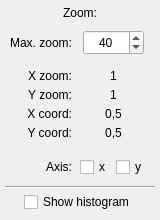
Before: the Qt Designer form src/Applications/TransferFunctions/Ui/TFViewModifier.ui in JanKolomaznik/MedV4D, drawn with Qt 5.
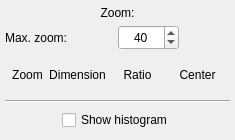
After: the same form once the commit is applied.

What changed in the file:
```diff
--- a/src/Applications/TransferFunctions/Ui/TFViewModifier.ui
+++ b/src/Applications/TransferFunctions/Ui/TFViewModifier.ui
@@ -6,8 +6,8 @@
    <rect>
     <x>0</x>
     <y>0</y>
-    <width>160</width>
-    <height>220</height>
+    <width>235</width>
+    <height>140</height>
    </rect>
   </property>
   <property name="sizePolicy">
@@ -18,8 +18,8 @@
   </property>
   <property name="minimumSize">
    <size>
-    <width>160</width>
-    <height>220</height>
+    <width>235</width>
+    <height>140</height>
    </size>
   </property>
   <property name="maximumSize">
@@ -31,15 +31,36 @@
   <property name="windowTitle">
    <string>Form</string>
   </property>
-  <widget class="QLabel" name="zoomLabel">
+  <widget class="QWidget" name="zoomWidget" native="true">
    <property name="geometry">
     <rect>
-     <x>5</x>
-     <y>5</y>
-     <width>150</width>
-     <height>15</height>
+     <x>0</x>
+     <y>0</y>
+     <width>235</width>
+     <height>140</height>
     </rect>
    </property>
+   <property name="sizePolicy">
+    <sizepolicy hsizetype="Preferred" vsizetype="Expanding">
+     <horstretch>0</horstretch>
+     <verstretch>0</verstretch>
+    </sizepolicy>
+   </property>
+   <property name="minimumSize">
+    <size>
+     <width>0</width>
+     <height>0</height>
+    </size>
+   </property>
+   <layout class="QVBoxLayout" name="zoomValuesLayout">
+    <property name="spacing">
+     <number>5</number>
+    </property>
+    <property name="margin">
+     <number>5</number>
+    </property>
+    <item>
+     <widget class="QLabel" name="zoomTitleLabel">
    <property name="minimumSize">
     <size>
      <width>0</width>
@@ -59,203 +80,8 @@
     <set>Qt::AlignCenter</set>
    </property>
   </widget>
-  <widget class="QWidget" name="zoomValuesWidget" native="true">
-   <property name="geometry">
-    <rect>
-     <x>5</x>
-     <y>25</y>
-     <width>150</width>
-     <height>160</height>
-    </rect>
-   </property>
-   <property name="maximumSize">
-    <size>
-     <width>16777215</width>
-     <height>160</height>
-    </size>
-   </property>
-   <layout class="QFormLayout" name="zoomValuesLayout">
-    <property name="fieldGrowthPolicy">
-     <enum>QFormLayout::AllNonFixedFieldsGrow</enum>
-    </property>
-    <property name="labelAlignment">
-     <set>Qt::AlignRight|Qt::AlignTrailing|Qt::AlignVCenter</set>
-    </property>
-    <property name="formAlignment">
-     <set>Qt::AlignLeading|Qt::AlignLeft|Qt::AlignVCenter</set>
-    </property>
-    <property name="horizontalSpacing">
-     <number>5</number>
-    </property>
-    <property name="verticalSpacing">
-     <number>5</number>
-    </property>
-    <property name="margin">
-     <number>5</number>
-    </property>
-    <item row="0" column="0">
-     <widget class="QLabel" name="maxZoomLabel">
-      <property name="minimumSize">
-       <size>
-        <width>0</width>
-        <height>25</height>
-       </size>
-      </property>
-      <property name="text">
-       <string>Max. zoom:</string>
-      </property>
-      <property name="alignment">
-       <set>Qt::AlignRight|Qt::AlignTrailing|Qt::AlignVCenter</set>
-      </property>
-      <property name="margin">
-       <number>2</number>
-      </property>
-     </widget>
     </item>
-    <item row="2" column="0">
-     <widget class="QLabel" name="zoomXLabel">
-      <property name="text">
-       <string>X zoom:</string>
-      </property>
-      <property name="alignment">
-       <set>Qt::AlignRight|Qt::AlignTrailing|Qt::AlignVCenter</set>
-      </property>
-      <property name="margin">
-       <number>2</number>
-      </property>
-     </widget>
-    </item>
-    <item row="2" column="1">
-     <widget class="QLabel" name="zoomXValue">
-      <property name="text">
-       <string>1</string>
-      </property>
-      <property name="alignment">
-       <set>Qt::AlignCenter</set>
-      </property>
-      <property name="margin">
-       <number>2</number>
-      </property>
-     </widget>
-    </item>
-    <item row="3" column="0">
-     <widget class="QLabel" name="zoomYLabel">
-      <property name="text">
-       <string>Y zoom:</string>
-      </property>
-      <property name="alignment">
-       <set>Qt::AlignRight|Qt::AlignTrailing|Qt::AlignVCenter</set>
-      </property>
-      <property name="margin">
-       <number>2</number>
-      </property>
-     </widget>
-    </item>
-    <item row="3" column="1">
-     <widget class="QLabel" name="zoomYValue">
-      <property name="text">
-       <string>1</string>
-      </property>
-      <property name="alignment">
-       <set>Qt::AlignCenter</set>
-      </property>
-      <property name="margin">
-       <number>2</number>
-      </property>
-     </widget>
-    </item>
-    <item row="4" column="0">
-     <widget class="QLabel" name="centerXLabel">
-      <property name="text">
-       <string>X coord:</string>
-      </property>
-      <property name="alignment">
-       <set>Qt::AlignRight|Qt::AlignTrailing|Qt::AlignVCenter</set>
-      </property>
-      <property name="margin">
-       <number>2</number>
-      </property>
-     </widget>
-    </item>
-    <item row="4" column="1">
-     <widget class="QLabel" name="centerXValue">
-      <property name="text">
-       <string>0,5</string>
-      </property>
-      <property name="alignment">
-       <set>Qt::AlignCenter</set>
-      </property>
-      <property name="margin">
-       <number>2</number>
-      </property>
-     </widget>
-    </item>
-    <item row="5" column="0">
-     <widget class="QLabel" name="centerYLabel">
-      <property name="text">
-       <string>Y coord:</string>
-      </property>
-      <property name="alignment">
-       <set>Qt::AlignRight|Qt::AlignTrailing|Qt::AlignVCenter</set>
-      </property>
-      <property name="margin">
-       <number>2</number>
-      </property>
-     </widget>
-    </item>
-    <item row="5" column="1">
-     <widget class="QLabel" name="centerYValue">
-      <property name="text">
-       <string>0,5</string>
-      </property>
-      <property name="alignment">
-       <set>Qt::AlignCenter</set>
-      </property>
-      <property name="margin">
-       <number>2</number>
-      </property>
-     </widget>
-    </item>
-    <item row="7" column="0">
-     <widget class="QLabel" name="zoomedAxisLabel">
-      <property name="text">
-       <string>Axis:</string>
-      </property>
-      <property name="alignment">
-       <set>Qt::AlignLeading|Qt::AlignLeft|Qt::AlignVCenter</set>
-      </property>
-      <property name="indent">
-       <number>5</number>
-      </property>
-     </widget>
-    </item>
-    <item row="6" column="1">
-     <spacer name="axisSpacer">
-      <property name="orientation">
-       <enum>Qt::Vertical</enum>
-      </property>
-      <property name="sizeHint" stdset="0">
-       <size>
-        <width>20</width>
-        <height>40</height>
-       </size>
-      </property>
-     </spacer>
-    </item>
-    <item row="1" column="1">
-     <spacer name="maxSpacer">
-      <property name="orientation">
-       <enum>Qt::Vertical</enum>
-      </property>
-      <property name="sizeHint" stdset="0">
-       <size>
-        <width>20</width>
-        <height>40</height>
-       </size>
-      </property>
-     </spacer>
-    </item>
-    <item row="0" column="1">
+    <item>
      <widget class="QWidget" name="maxSpinWidget" native="true">
       <property name="minimumSize">
        <size>
@@ -263,6 +89,12 @@
         <height>25</height>
        </size>
       </property>
+      <property name="maximumSize">
+       <size>
+        <width>16777215</width>
+        <height>25</height>
+       </size>
+      </property>
       <layout class="QHBoxLayout" name="maxSpinLayout">
        <property name="spacing">
         <number>0</number>
@@ -270,6 +102,25 @@
        <property name="margin">
         <number>0</number>
        </property>
+       <item>
+        <widget class="QLabel" name="maxZoomLabel">
+         <property name="minimumSize">
+          <size>
+           <width>0</width>
+           <height>25</height>
+          </size>
+         </property>
+         <property name="text">
+          <string>Max. zoom:</string>
+         </property>
+         <property name="alignment">
+          <set>Qt::AlignRight|Qt::AlignTrailing|Qt::AlignVCenter</set>
+         </property>
+         <property name="margin">
+          <number>2</number>
+         </property>
+        </widget>
+       </item>
        <item>
         <spacer name="maxLeftSpacer">
          <property name="orientation">
@@ -330,91 +181,158 @@
       </layout>
      </widget>
     </item>
-    <item row="7" column="1">
-     <widget class="QWidget" name="zoomDirectionWidget" native="true">
+    <item>
+     <layout class="QVBoxLayout" name="valuesLayout">
+      <property name="spacing">
+       <number>0</number>
+      </property>
+      <property name="margin">
+       <number>5</number>
+      </property>
+      <item>
+       <widget class="QWidget" name="titlesWidget" native="true">
       <property name="minimumSize">
        <size>
-        <width>0</width>
-        <height>25</height>
-       </size>
-      </property>
-      <layout class="QHBoxLayout" name="zoomDirectionLayout">
+          <width>215</width>
+          <height>30</height>
+         </size>
+        </property>
+        <property name="maximumSize">
+         <size>
+          <width>215</width>
+          <height>30</height>
+         </size>
+        </property>
+        <layout class="QHBoxLayout" name="titlesLayout">
        <property name="spacing">
         <number>5</number>
        </property>
-       <property name="margin">
+         <property name="leftMargin">
         <number>0</number>
        </property>
+         <property name="topMargin">
+          <number>5</number>
+         </property>
+         <property name="rightMargin">
+          <number>0</number>
+         </property>
+         <property name="bottomMargin">
+          <number>5</number>
+         </property>
        <item>
-        <spacer name="axisLeftSpacer">
-         <property name="orientation">
-          <enum>Qt::Horizontal</enum>
-         </property>
-         <property name="sizeHint" stdset="0">
+          <widget class="QLabel" name="zoomLabel">
+           <property name="minimumSize">
+            <size>
+             <width>35</width>
+             <height>20</height>
+            </size>
+           </property>
+           <property name="maximumSize">
           <size>
-           <width>40</width>
+             <width>35</width>
            <height>20</height>
           </size>
          </property>
-        </spacer>
+           <property name="text">
+            <string>Zoom</string>
+           </property>
+           <property name="alignment">
+            <set>Qt::AlignCenter</set>
+           </property>
+           <property name="margin">
+            <number>2</number>
+           </property>
+          </widget>
        </item>
        <item>
-        <widget class="QCheckBox" name="xAxisCheck">
+          <widget class="QLabel" name="dimensionLabel">
+           <property name="minimumSize">
+            <size>
+             <width>55</width>
+             <height>20</height>
+            </size>
+           </property>
+           <property name="maximumSize">
+            <size>
+             <width>55</width>
+             <height>20</height>
+            </size>
+           </property>
          <property name="text">
-          <string>x</string>
-         </property>
-         <property name="checked">
-          <bool>false</bool>
-         </property>
+            <string>Dimension</string>
+           </property>
+           <property name="alignment">
+            <set>Qt::AlignCenter</set>
+           </property>
+           <property name="margin">
+            <number>2</number>
+           </property>
         </widget>
        </item>
        <item>
-        <widget class="QCheckBox" name="yAxisCheck">
+          <widget class="QLabel" name="ratioLabel">
+           <property name="minimumSize">
+            <size>
+             <width>55</width>
+             <height>20</height>
+            </size>
+           </property>
+           <property name="maximumSize">
+            <size>
+             <width>55</width>
+             <height>20</height>
+            </size>
+           </property>
          <property name="text">
-          <string>y</string>
-         </property>
+            <string>Ratio</string>
+           </property>
+           <property name="alignment">
+            <set>Qt::AlignCenter</set>
+           </property>
+           <property name="margin">
+            <number>2</number>
+           </property>
         </widget>
        </item>
        <item>
-        <spacer name="axisRightSpacer">
-         <property name="orientation">
-          <enum>Qt::Horizontal</enum>
-         </property>
-         <property name="sizeHint" stdset="0">
+          <widget class="QLabel" name="centerLabel">
+           <property name="minimumSize">
+            <size>
+             <width>55</width>
+             <height>20</height>
+            </size>
+           </property>
+           <property name="maximumSize">
           <size>
-           <width>40</width>
+             <width>55</width>
            <height>20</height>
           </size>
          </property>
-        </spacer>
+           <property name="text">
+            <string>Center</string>
+           </property>
+           <property name="alignment">
+            <set>Qt::AlignCenter</set>
+           </property>
+           <property name="margin">
+            <number>2</number>
+           </property>
+          </widget>
        </item>
       </layout>
      </widget>
     </item>
    </layout>
-  </widget>
+    </item>
+    <item>
   <widget class="Line" name="separator">
-   <property name="geometry">
-    <rect>
-     <x>5</x>
-     <y>186</y>
-     <width>150</width>
-     <height>3</height>
-    </rect>
-   </property>
    <property name="orientation">
     <enum>Qt::Horizontal</enum>
    </property>
   </widget>
+    </item>
+    <item>
   <widget class="QWidget" name="histogramWidget" native="true">
-   <property name="geometry">
-    <rect>
-     <x>5</x>
-     <y>190</y>
-     <width>150</width>
-     <height>25</height>
-    </rect>
-   </property>
    <property name="minimumSize">
     <size>
      <width>100</width>
@@ -469,6 +387,9 @@
        </size>
       </property>
      </spacer>
+       </item>
+      </layout>
+     </widget>
     </item>
    </layout>
   </widget>
```
Lines whose indentation alone changed are shown as unchanged.
